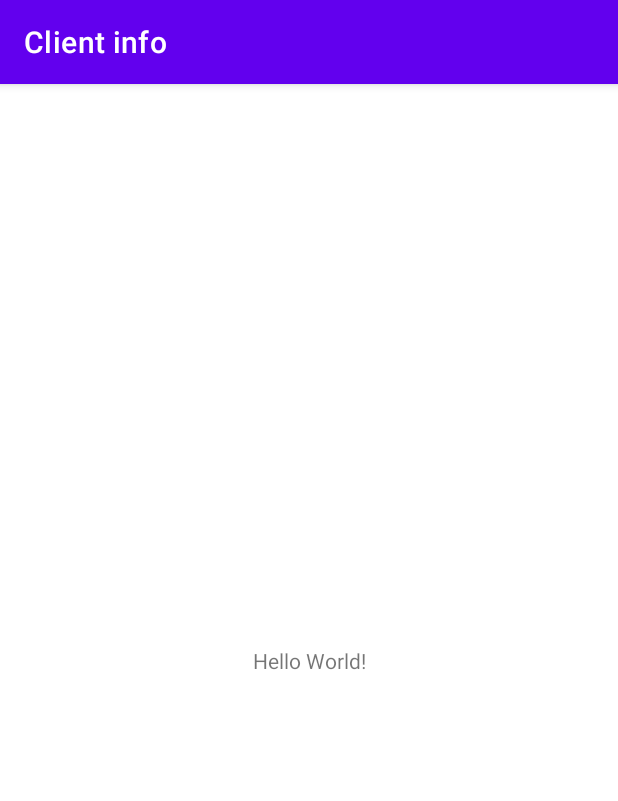
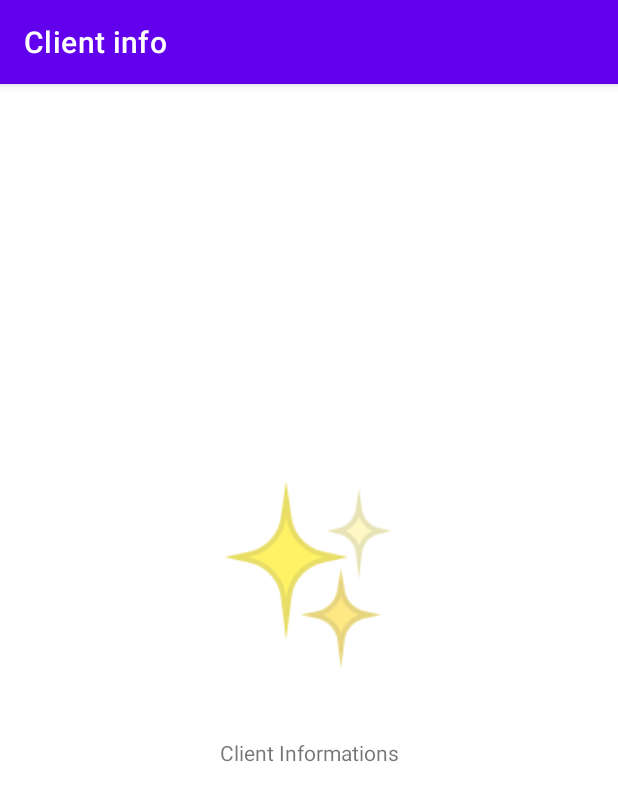
Before and after one commit to JoelEspinal/client-directions, an Android app: the screen it shows after launch (SplashActivity), on a phone screen of 412 x 824 dp. Shown: the top 801 px of the screen. Run offline under Robolectric (Android 15) with nearby library versions, the phone set to English and light mode, and no system bars.

Commit message:
🧐 Add emoji as splash image

```diff
--- a/app/src/main/res/layout/activity_splash.xml
+++ b/app/src/main/res/layout/activity_splash.xml
@@ -7,12 +7,28 @@
     tools:context=".MainActivity">
 
     <TextView
+        android:id="@+id/textView2"
         android:layout_width="wrap_content"
         android:layout_height="wrap_content"
-        android:text="Hello World!"
+        android:text="✨"
+        android:textAppearance="@style/TextAppearance.AppCompat.Display4"
         app:layout_constraintBottom_toBottomOf="parent"
+        app:layout_constraintHorizontal_bias="0.498"
         app:layout_constraintLeft_toLeftOf="parent"
         app:layout_constraintRight_toRightOf="parent"
-        app:layout_constraintTop_toTopOf="parent" />
+        app:layout_constraintTop_toTopOf="parent"
+        app:layout_constraintVertical_bias="0.398"
+        tools:text="✨" />
+
+    <TextView
+        android:id="@+id/textView"
+        android:layout_width="wrap_content"
+        android:layout_height="wrap_content"
+        android:text="Client Informations"
+        app:layout_constraintBottom_toBottomOf="parent"
+        app:layout_constraintEnd_toEndOf="parent"
+        app:layout_constraintStart_toStartOf="parent"
+        app:layout_constraintTop_toBottomOf="@+id/textView2"
+        app:layout_constraintVertical_bias="0.116" />
 
 </androidx.constraintlayout.widget.ConstraintLayout>
```
